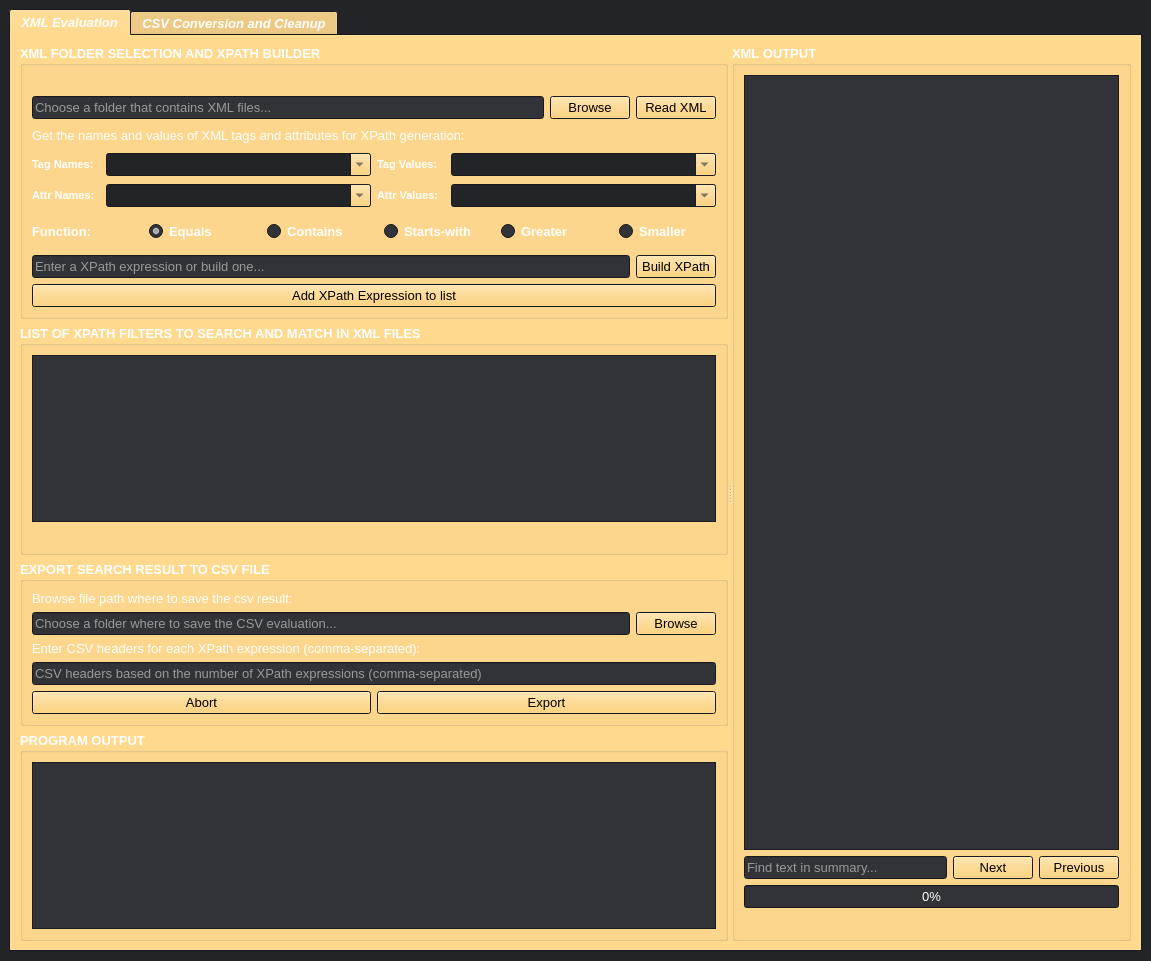
zaricj/XMLuvation, file src/xmluvation/resources/ui/XMLuvation.ui: the form before one commit.
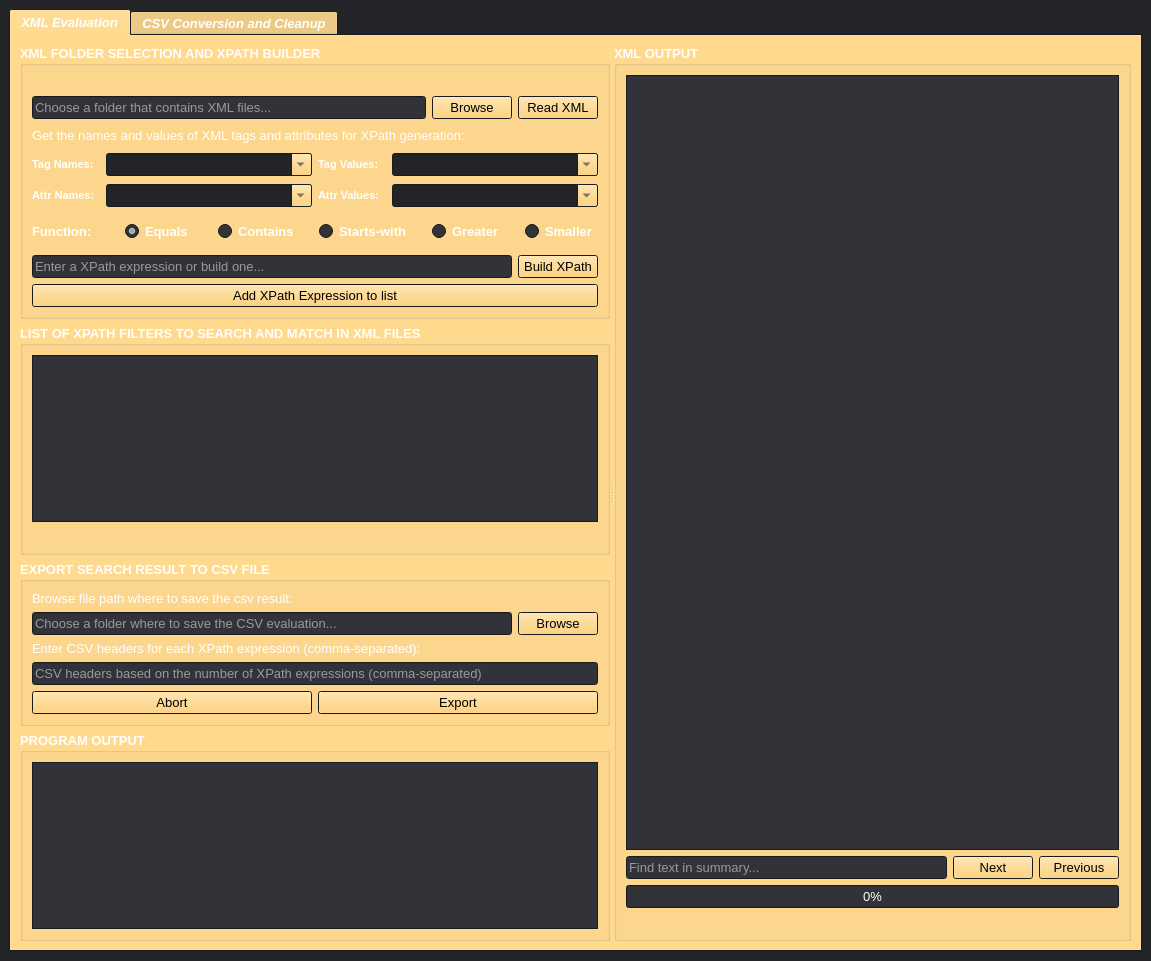
The form after the commit. Icons and pictures are not drawn.

Commit message: Set min width to 500 for xml output groupbox

Patch:
```diff
--- a/src/xmluvation/resources/ui/XMLuvation.ui
+++ b/src/xmluvation/resources/ui/XMLuvation.ui
@@ -1324,6 +1324,12 @@
                 <verstretch>0</verstretch>
                </sizepolicy>
               </property>
+              <property name="minimumSize">
+               <size>
+                <width>500</width>
+                <height>0</height>
+               </size>
+              </property>
               <property name="font">
                <font>
                 <family>Microsoft YaHei UI</family>
@@ -1346,6 +1352,12 @@
                    <verstretch>0</verstretch>
                   </sizepolicy>
                  </property>
+                 <property name="minimumSize">
+                  <size>
+                   <width>0</width>
+                   <height>0</height>
+                  </size>
+                 </property>
                  <property name="palette">
                   <palette>
                    <active>
```
The commit also changes 1 other file.
